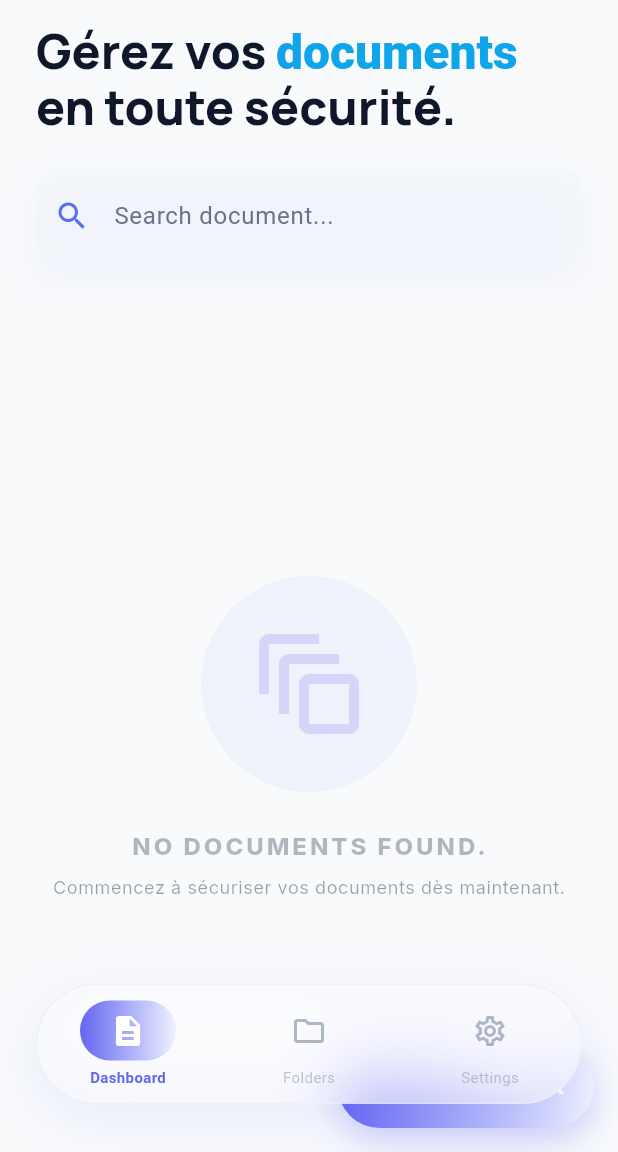
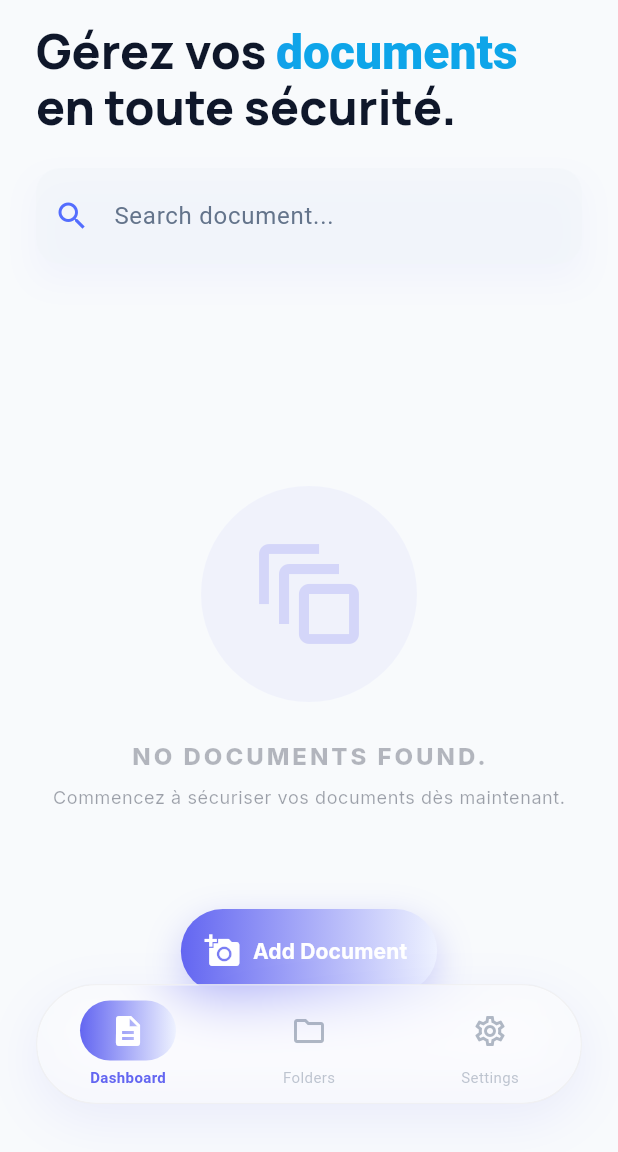
Before and after one commit to nadir958/doc-library-v1, a Flutter app: the screen it shows after launch, on a phone screen of 412 x 824 dp, the part 84-1236 px from its top. Run offline on Flutter 3.47's test engine with Material 3 defaults, Android fonts, the phone set to English and light mode, and no system bars; our stand-ins replace camera, flutter_riverpod, google_fonts, image_picker, isar, local_auth and 3 more; missing offline and left inert: google_mlkit_document_scanner, google_mlkit_text_recognition, opencv_dart; accounts and stored records are empty; generated files the repository leaves out were written again.

Commit message:
Fix UI overlap: Elevate FABs and empty state buttons above bottom nav

```diff
--- a/lib/ui/screens/dashboard_screen.dart
+++ b/lib/ui/screens/dashboard_screen.dart
@@ -203,6 +203,7 @@ class _DashboardScreenState extends ConsumerState<DashboardScreen> {
                           "Commencez à sécuriser vos documents dès maintenant.",
                           style: theme.textTheme.bodySmall?.copyWith(color: theme.colorScheme.onSurface.withOpacity(0.4)),
                         ),
+                        const SizedBox(height: 120), // Push content up above bottom nav
                       ],
                     ),
                   ),
@@ -314,7 +315,9 @@ class _DashboardScreenState extends ConsumerState<DashboardScreen> {
           ),
         ],
       ),
+      floatingActionButtonLocation: FloatingActionButtonLocation.centerFloat,
       floatingActionButton: Container(
+        margin: const EdgeInsets.only(bottom: 90),
         decoration: BoxDecoration(
           borderRadius: BorderRadius.circular(30),
           boxShadow: [
--- a/lib/ui/screens/folders_screen.dart
+++ b/lib/ui/screens/folders_screen.dart
@@ -99,6 +99,7 @@ class FoldersScreen extends ConsumerWidget {
                           shape: RoundedRectangleBorder(borderRadius: BorderRadius.circular(16)),
                         ),
                       ),
+                      const SizedBox(height: 120), // Push content up above bottom nav
                     ],
                   ),
                 ),
@@ -200,7 +201,9 @@ class FoldersScreen extends ConsumerWidget {
           const SliverToBoxAdapter(child: SizedBox(height: 100)),
         ],
       ),
+      floatingActionButtonLocation: FloatingActionButtonLocation.centerFloat,
       floatingActionButton: Container(
+        margin: const EdgeInsets.only(bottom: 90),
         decoration: BoxDecoration(
           borderRadius: BorderRadius.circular(30),
           gradient: LinearGradient(
```
